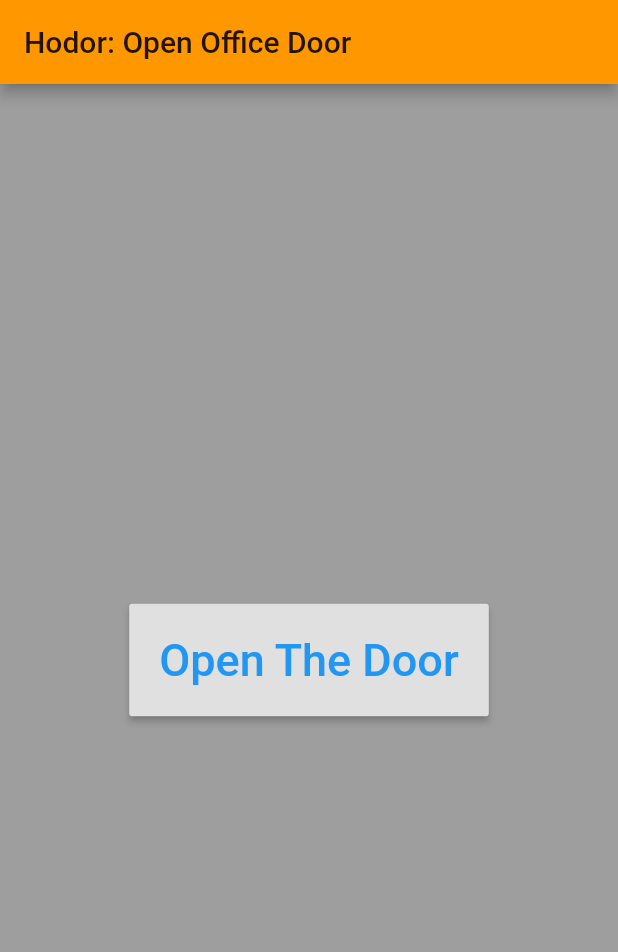
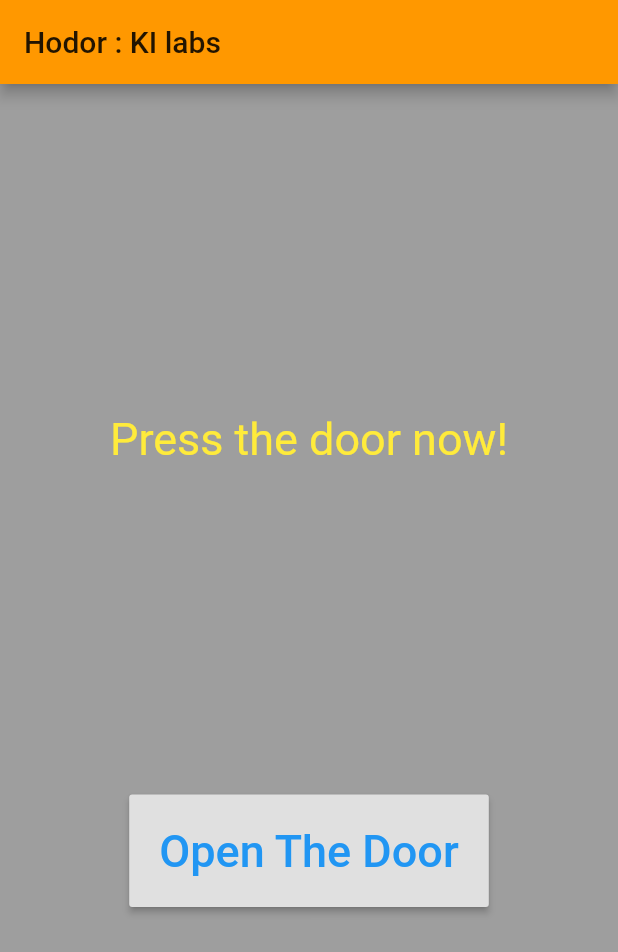
Before and after one commit to KI-labs/hodor-flutter-mobile, a Flutter app: the screen it shows after launch, after a tap on "Open The Door", on a phone screen of 412 x 824 dp. Shown: the top 952 px of the screen. Run offline on Flutter 3.47's test engine with Material 2 defaults, Android fonts, the phone set to English and light mode, and no system bars.

Commit message:
TextView added above button as a Column

```diff
--- a/lib/main.dart
+++ b/lib/main.dart
@@ -26,12 +26,15 @@ class MainPage extends StatefulWidget {
 
 class _MainPageState extends State<MainPage> {
   // Default placeholder text
-  String textToShow = "I Like Flutter";
+  String textToShow = "";
 
   void _updateText() {
     setState(() {
       // update the text
-      textToShow = "Flutter is Awesome!";
+      textToShow = "Press the door now!";
+
+      //add hiding code here
+
     });
   }
 
@@ -41,16 +44,25 @@ class _MainPageState extends State<MainPage> {
     return new Scaffold(
       backgroundColor: Colors.grey,
       appBar: new AppBar(
-        title: new Text("Hodor: Open Office Door"),
+        title: const Text("Hodor : KI labs"),
       ),
+
       body: new Center(
-          child: new RaisedButton(
-        onPressed: _updateText,
-            padding: new EdgeInsets.only(left: 20.0, right: 20.0,
-                top: 20.0, bottom: 20.0),
-        child: new Text("Open The Door",
-            style: new TextStyle(fontSize: 30.0, color: Colors.blue)),
-      )),
+        child: new Column(
+          mainAxisAlignment: MainAxisAlignment.spaceEvenly,
+          children: [
+            new Text(
+                textToShow,
+            style: new TextStyle(fontSize: 30.0, fontStyle: FontStyle.normal,
+                color: Colors.yellow)),
+            new RaisedButton(
+              child: const Text("Open The Door",
+                style: const TextStyle(fontSize: 30.0, color: Colors.blue)),
+                onPressed: _updateText,
+            padding: new EdgeInsets.all(20.0))
+          ],
+        ),
+      ),
     );
   }
 }
```
